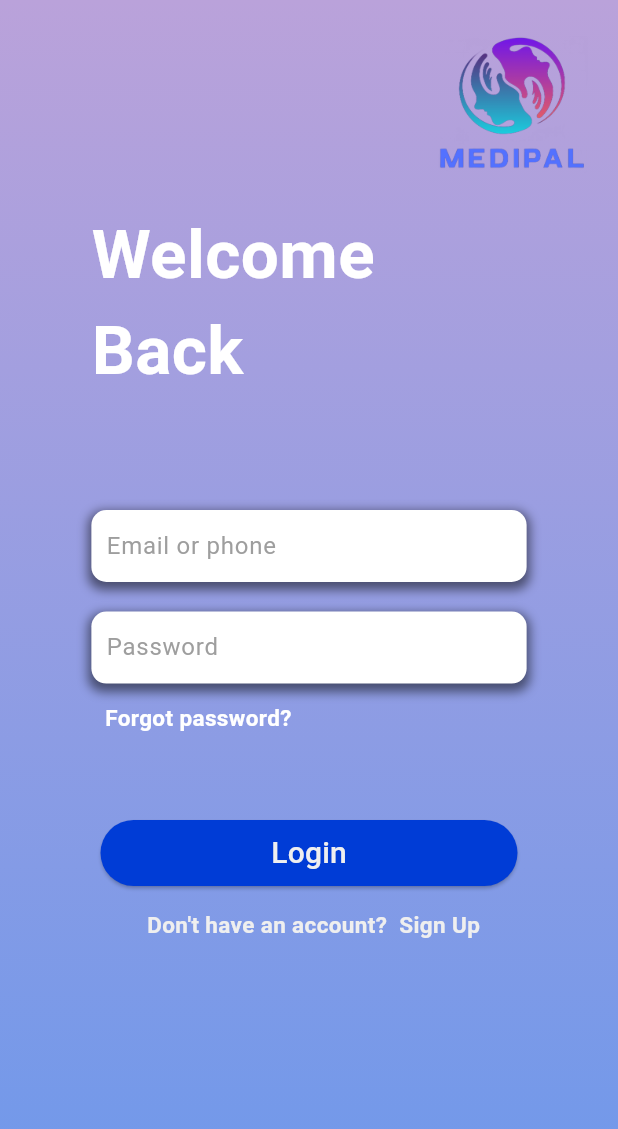
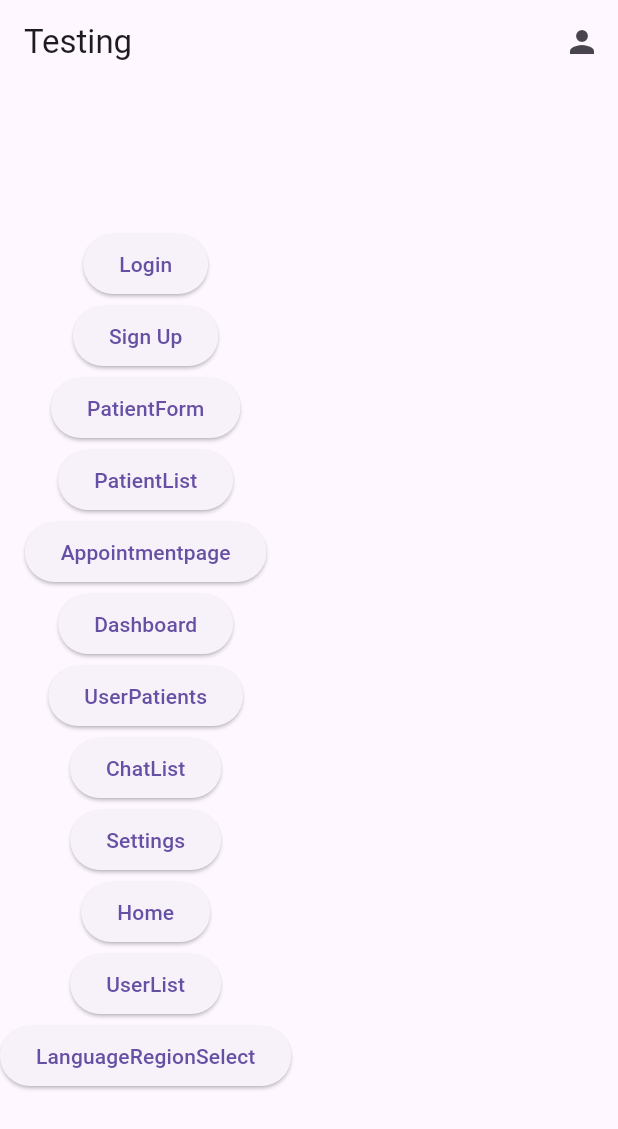
Before and after one commit to jorkd21/MediPal, a Flutter app: the screen it shows after launch, on a phone screen of 412 x 824 dp. Shown: the top 1129 px of the screen. Run offline on Flutter 3.47's test engine with Material 3 defaults, Android fonts, the phone set to English and light mode, and no system bars; our stand-ins replace dropdown_search, firebase_auth, firebase_core, firebase_database, firebase_storage, image_picker and 3 more; missing offline and left inert: firebase_ui_auth; accounts and stored records are empty; generated files the repository leaves out were written again.

Commit message:
main/home cleanup

```diff
--- a/lib/main.dart
+++ b/lib/main.dart
@@ -1,7 +1,5 @@
 import 'package:flutter/material.dart';
-// firebase
-import 'package:firebase_core/firebase_core.dart'; // firebase core
-import 'package:medipal/chat/chat_list.dart';
+import 'package:firebase_core/firebase_core.dart';
 import 'package:medipal/pages/home.dart';
 import 'package:medipal/pages/user_list.dart';
 import 'package:medipal/pages/user_patients.dart';
@@ -11,37 +9,32 @@ import 'package:medipal/pages/dashboard.dart';
 import 'package:medipal/pages/signup.dart';
 import 'package:medipal/pages/login.dart';
 import 'package:medipal/pages/patient_list.dart';
-import 'firebase_options.dart'; // firebase api keys
-import 'package:firebase_auth/firebase_auth.dart'; // authentication
-import 'package:firebase_ui_auth/firebase_ui_auth.dart'; //
-// pages
+import 'firebase_options.dart';
+import 'package:firebase_auth/firebase_auth.dart';
+import 'package:firebase_ui_auth/firebase_ui_auth.dart';
 import 'package:medipal/pages/patient_form.dart';
 import 'package:medipal/pages/settings.dart';
-import 'package:flutter_localizations/flutter_localizations.dart';
 import 'package:flutter_gen/gen_l10n/app_localizations.dart';
 import 'package:medipal/pages/languageRegionSelect.dart';
-import 'package:medipal/pages/language_constants.dart';
 
 void main() async {
-  // initialize firebase
   WidgetsFlutterBinding.ensureInitialized();
   await Firebase.initializeApp(
     options: DefaultFirebaseOptions.currentPlatform,
   );
-
-  // main app
   runApp(const MyApp());
 }
 
 class MyApp extends StatefulWidget {
-  const MyApp({Key? key}) : super(key: key);
+  final bool _testing = false;
+  const MyApp({super.key});
 
   @override
   State<MyApp> createState() => _MyAppState();
 
   static void setLocale(BuildContext context, Locale newLocale) {
     _MyAppState state = context.findAncestorStateOfType<_MyAppState>()!;
-    state?.setLocale(newLocale);
+    state.setLocale(newLocale);
   }
 }
 
@@ -49,17 +42,9 @@ class _MyAppState extends State<MyApp> {
   Locale? _locale;
 
   setLocale(Locale locale) {
-    setState(
-      () {
+    setState(() {
       _locale = locale;
-      },
-    );
-
-    @override
-    void didChangeDependencies() {
-      getLocale().then((locale) => setLocale(locale));
-      super.didChangeDependencies();
-    }
+    });
   }
 
   @override
@@ -75,34 +60,35 @@ class _MyAppState extends State<MyApp> {
       supportedLocales: AppLocalizations.supportedLocales,
       initialRoute: '/',
       routes: {
-        '/': (context) => LoginPage(),
+        '/': (context) => widget._testing ? LoginPage() : const TestingPage(),
         '/Login': (context) => LoginPage(),
         '/SignUp': (context) => SignUpPage(),
         '/PatientForm': (context) => PatientForm(patient: Patient()),
-        '/PatientList': (context) => PatientList(),
+        '/PatientList': (context) => const PatientList(),
         '/AppointmentPage': (context) =>
             AppointmentPage(userUid: FirebaseAuth.instance.currentUser!.uid),
         '/Dashboard': (context) =>
             Dashboard(userUid: FirebaseAuth.instance.currentUser!.uid),
         '/UserPatients': (context) => PractitionerPatients(
             userUid: FirebaseAuth.instance.currentUser!.uid),
-        '/ChatList': (context) => ChatList(),
         '/Settings': (context) => SettingsPage(),
-        '/Home': (context) => HomeTestPage(),
-        '/UserList': (context) => PractitionerList(),
-        '/LanguageRegionSelect': (context) => LanguageRegionSelect(),
+        '/Home': (context) => const HomePage(),
+        '/UserList': (context) => const PractitionerList(),
+        '/LanguageRegionSelect': (context) => const LanguageRegionSelect(),
       },
       locale: _locale,
     );
   }
 }
 
-class HomePage extends StatelessWidget {
+class TestingPage extends StatelessWidget {
+  const TestingPage({super.key});
+
   @override
   Widget build(BuildContext context) {
     return Scaffold(
       appBar: AppBar(
-        title: Text('Home'),
+        title: const Text('Testing'),
         actions: [
           IconButton(
             icon: const Icon(Icons.person),
@@ -120,9 +106,8 @@ class HomePage extends StatelessWidget {
         ],
         automaticallyImplyLeading: false,
       ),
-      body: Center(
-        child: Column(
-          //mainAxisAlignment: MainAxisAlignment.center,
+      body: const Column(
+        mainAxisAlignment: MainAxisAlignment.center,
         children: <Widget>[
           ButtonWidget('Login', '/Login'),
           ButtonWidget('Sign Up', '/SignUp'),
@@ -136,24 +121,7 @@ class HomePage extends StatelessWidget {
           ButtonWidget('Home', '/Home'),
           ButtonWidget('UserList', '/UserList'),
           ButtonWidget('LanguageRegionSelect', '/LanguageRegionSelect'),
-            /* FirebaseAuth.instance.currentUser != null
-                ? Align(
-                    alignment: Alignment.bottomCenter,
-                    child: Container(
-                        child: Column(
-                      children: [
-                        Image.asset('dash.png'),
-                        Text(
-                          'Welcome!',
-                          style: Theme.of(context).textTheme.displaySmall,
-                        ),
-                        const SignOutButton(),
         ],
-                    )),
-                  )
-                : Container(), */
-          ],
-        ),
       ),
     );
   }
@@ -163,7 +131,7 @@ class ButtonWidget extends StatelessWidget {
   final String buttonText;
   final String routeName;
 
-  ButtonWidget(this.buttonText, this.routeName);
+  const ButtonWidget(this.buttonText, this.routeName, {super.key});
 
   @override
   Widget build(BuildContext context) {
--- a/lib/pages/home.dart
+++ b/lib/pages/home.dart
@@ -8,14 +8,14 @@ import 'package:medipal/objects/patient.dart';
 import 'package:medipal/pages/user_list.dart';
 import 'package:medipal/pages/user_patients.dart';
 
-class HomeTestPage extends StatefulWidget {
-  const HomeTestPage({super.key});
+class HomePage extends StatefulWidget {
+  const HomePage({super.key});
 
   @override
   HomePageState createState() => HomePageState();
 }
 
-class HomePageState extends State<HomeTestPage> {
+class HomePageState extends State<HomePage> {
   int _selectedIndex = 0;
   final PageController _pageController = PageController();
   final List<Widget> _pages = [
```
Lines whose indentation alone changed are shown as unchanged.
